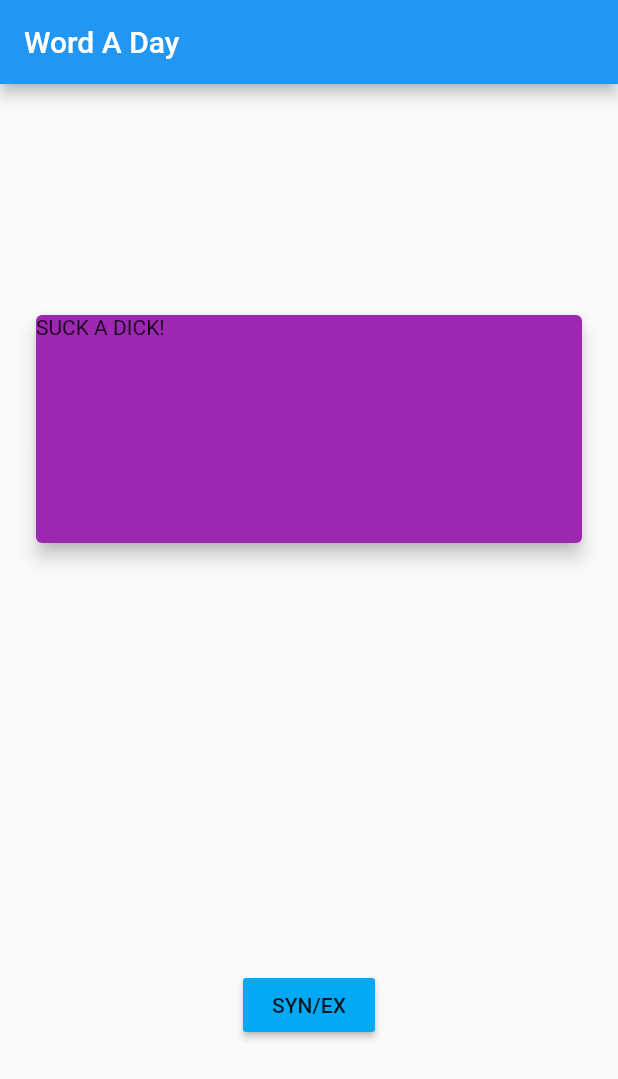
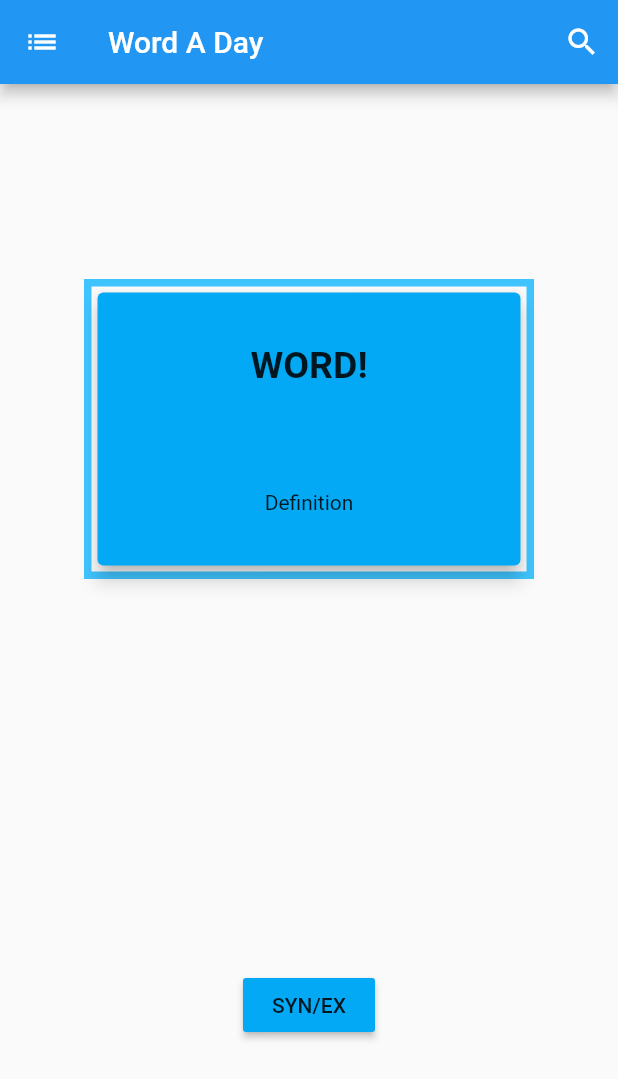
Before and after one commit to sriramRavanam/word_a_day, a Flutter app: the screen it shows after launch, on a phone screen of 412 x 824 dp. Shown: the top 1079 px of the screen. Run offline on Flutter 3.47's test engine with Material 2 defaults, Android fonts, the phone set to English and light mode, and no system bars.

Commit message:
adding search and drawer icon

```diff
--- a/lib/main.dart
+++ b/lib/main.dart
@@ -27,18 +27,48 @@ class _MyHomePageState extends State<MyHomePage> {
     return Scaffold(
       appBar: AppBar(
         title: Text(widget.title),
+        actions: <Widget>[
+          IconButton(
+              icon: Icon(Icons.search),
+              onPressed: () {}
+            ),
+        ],
+        leading:
+          IconButton(
+            icon: Icon(Icons.list),
+            onPressed: () {},
+          ),
+
       ),
       body: Column(
         mainAxisAlignment: MainAxisAlignment.spaceAround,
         //crossAxisAlignment: CrossAxisAlignment.center,
         children: <Widget>[
           Container(
-            padding: EdgeInsets.all(20),
-            width: double.infinity,
+            decoration: BoxDecoration(
+              border: Border.all(
+                color: Colors.lightBlueAccent,
+                width: 5,
+              ),
+            ),
+           // padding: EdgeInsets.all(20),
+            width: 300,
             height: 200,
             child: Card(
-              color: Colors.purple,
-              child: Text('SUCK A DICK!'),
+              color: Colors.lightBlue,
+              child: Column(
+                mainAxisAlignment: MainAxisAlignment.spaceAround,
+                children: <Widget>[
+                  Text(
+                    'WORD!',
+                    style: TextStyle(
+                      fontWeight: FontWeight.bold,
+                      fontSize: 25,
+                    ),
+                  ),
+                  Text('Definition')
+                ],
+              ),
               elevation: 5,
             ),
           ),
```
